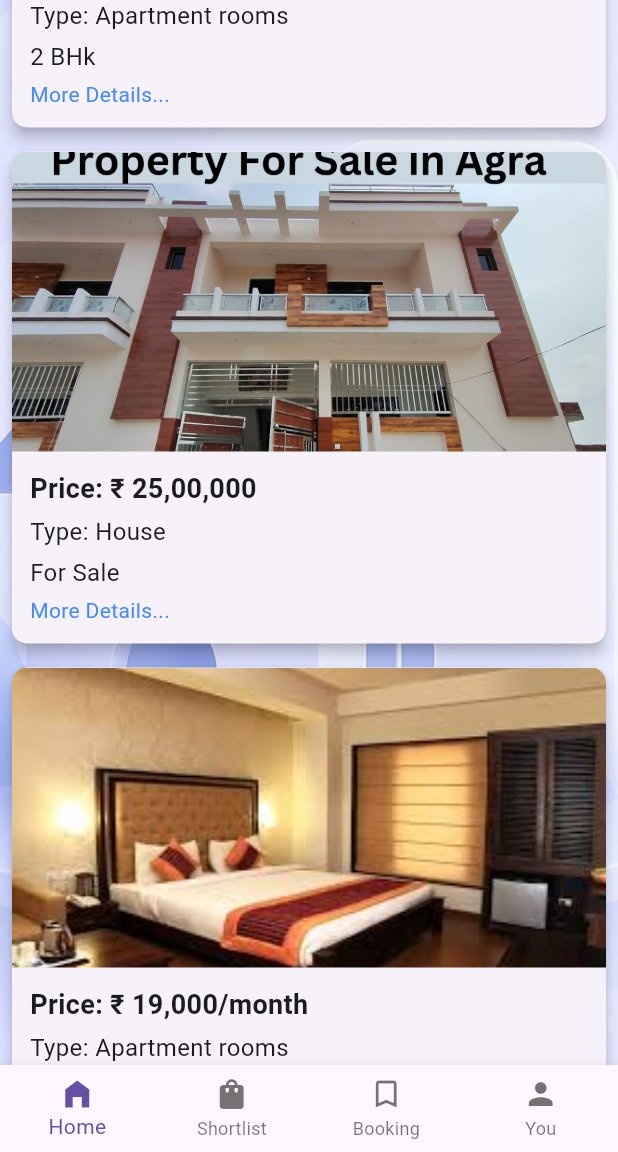
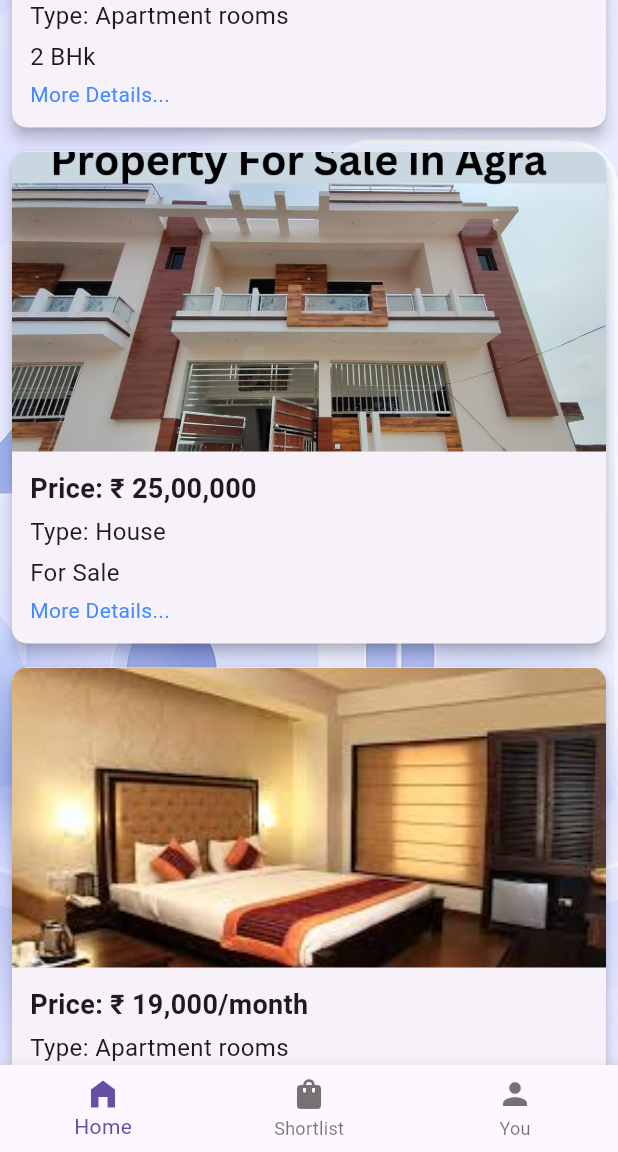
Before and after one commit to Naman9528/Real-Estate-App, a Flutter app: the screen it shows after launch, scrolled down 2304 dp, on a phone screen of 412 x 824 dp, the part 84-1236 px from its top. Run offline on Flutter 3.47's test engine with Material 3 defaults, Android fonts, the phone set to English and light mode, and no system bars; our stand-ins replace flutter_staggered_animations.

Commit message:
Update main.dart

```diff
--- a/lib/main.dart
+++ b/lib/main.dart
@@ -244,12 +244,13 @@
                   SizedBox(height: 10),
                   Text('Login/SignUp',
                     style: TextStyle(fontSize: 15, fontWeight: FontWeight.bold),
+
                   ),
                 ],
               ),
+
             ),
             ListTile(leading: Icon(Icons.category_outlined), title: Text('Category')),
-            ListTile(leading: Icon(Icons.trending_up), title: Text('Trending houses')),
             ListTile(leading: Icon(Icons.local_activity), title: Text('Activity')),
             ListTile(leading: Icon(Icons.wallet_outlined), title: Text('Wallet')),
             ListTile(leading: Icon(Icons.language), title: Text('Change language')),
@@ -489,8 +490,6 @@
           BottomNavigationBarItem(
               icon: Icon(Icons.shopping_bag_rounded), label: 'Shortlist'),
           BottomNavigationBarItem(
-    icon: Icon(Icons.bookmark_border), label: 'Booking'),
-    BottomNavigationBarItem(
               icon: Icon(Icons.person), label: 'You'),
         ],
       ),
```
Lines whose indentation alone changed are shown as unchanged.
